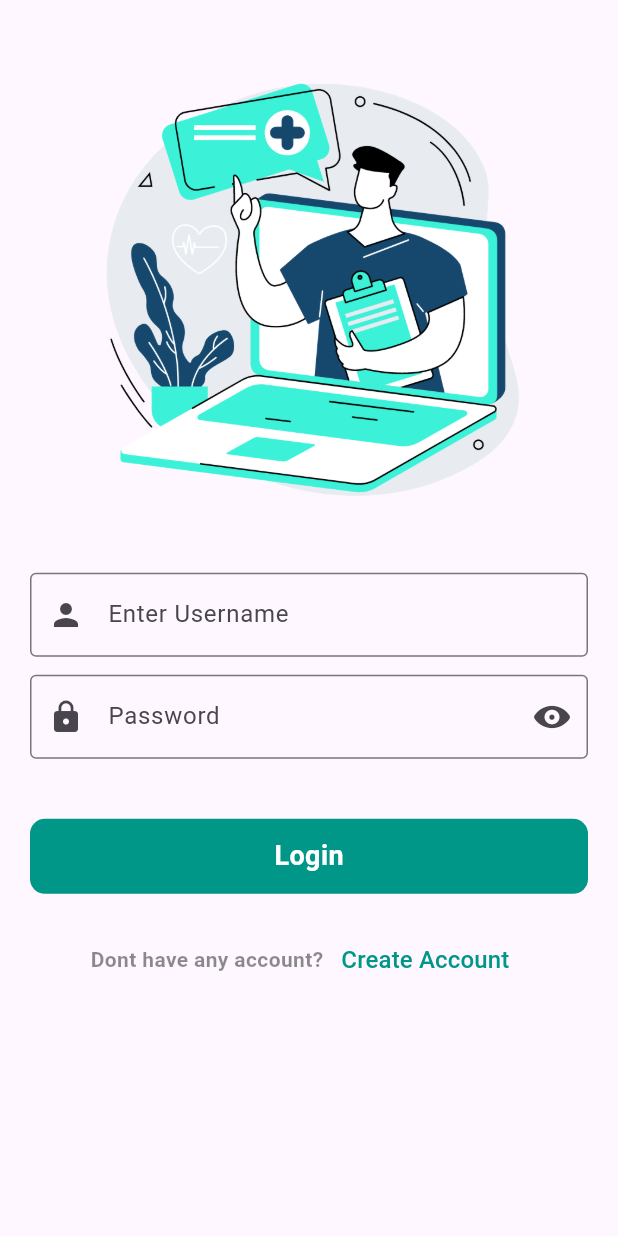
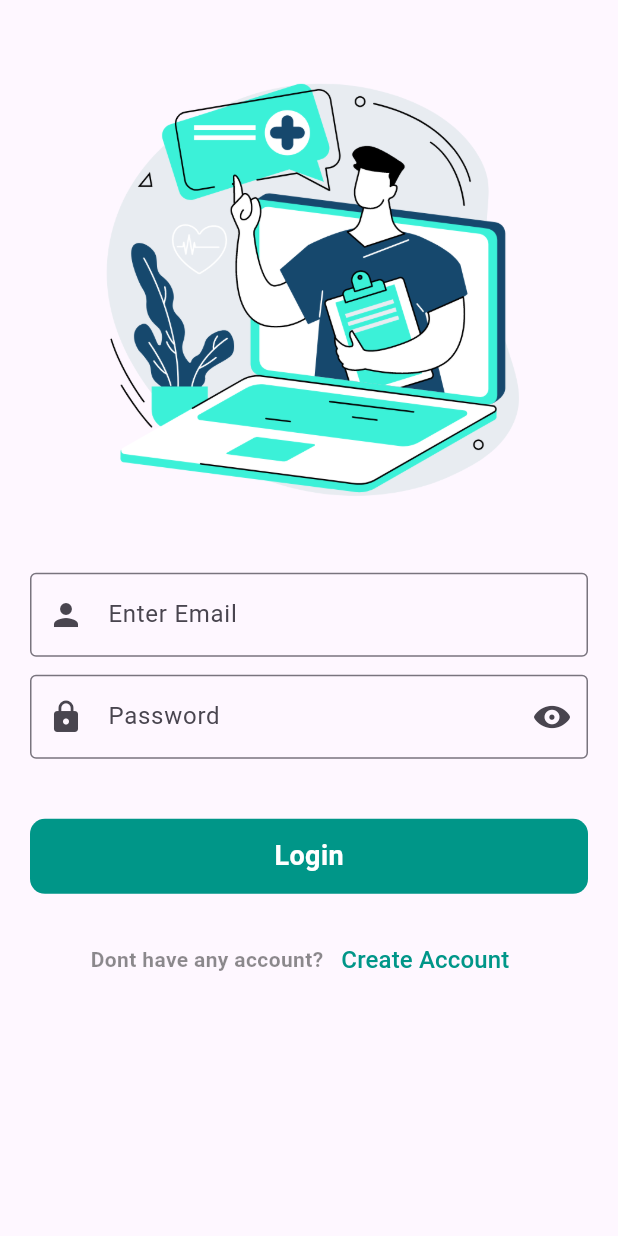
Before and after one commit to abdulrhmanGhandour/medic-app, a Flutter app: the screen it shows after launch, after a tap on "login", on a phone screen of 412 x 824 dp. Run offline on Flutter 3.47's test engine with Material 3 defaults, Android fonts, the phone set to English and light mode, and no system bars; our stand-ins replace bloc, firebase_auth, firebase_core, flutter_bloc, go_router; accounts and stored records are empty.

Commit message:
doctor regester anf login cubits done

```diff
--- a/lib/features/Authentication/presanteion/view/widgets/doctor_login_view_body.dart
+++ b/lib/features/Authentication/presanteion/view/widgets/doctor_login_view_body.dart
@@ -1,20 +1,39 @@
 import 'package:flutter/cupertino.dart';
 import 'package:flutter/material.dart';
+import 'package:flutter_bloc/flutter_bloc.dart';
 import 'package:go_router/go_router.dart';
 import 'package:medicapp/core/utls/app_router.dart';
 import 'package:medicapp/core/utls/assets.dart';
 import 'package:medicapp/core/utls/colors.dart';
 import 'package:medicapp/core/utls/widgets/custom_text_button.dart';
+import 'package:medicapp/core/utls/widgets/show_snak_bar.dart';
+import 'package:medicapp/features/Authentication/presanteion/manger/authentication%20cubit/authentication_cubit.dart';
 import 'package:medicapp/features/Authentication/presanteion/view/widgets/custom_question_widget.dart';
 import 'package:medicapp/features/Authentication/presanteion/view/widgets/custom_text_feild.dart';
+
+GlobalKey<FormState> formKey = GlobalKey();
+String? password, email;
 
 class DoctorLoginViewBody extends StatelessWidget {
   const DoctorLoginViewBody({super.key});
 
   @override
   Widget build(BuildContext context) {
+    return BlocConsumer<AuthenticationCubit, AuthenticationState>(
+      listener: (context, state) {
+        if (state is LoginLoding) {
+        } else if (state is LoginSuccess) {
+          showSnackBar(context, 'Success');
+          GoRouter.of(context).push(AppRouter.kDoctorHomeView);
+        } else if (state is LoginFailure) {
+          showSnackBar(context, state.errMessage);
+        }
+      },
+      builder: (context, state) {
         return Padding(
           padding: const EdgeInsets.symmetric(horizontal: 20, vertical: 40),
+          child: Form(
+            key: formKey,
             child: SingleChildScrollView(
               child: Column(
                 children: [
@@ -24,28 +43,39 @@ class DoctorLoginViewBody extends StatelessWidget {
                   const SizedBox(
                     height: 30,
                   ),
-            const CustomTextFeild(
-              text: 'Enter Username',
-              prefixIcon: Icon(Icons.person),
+                  CustomTextFeild(
+                    text: 'Enter Email',
+                    prefixIcon: const Icon(Icons.person),
+                    onChanged: (data) {
+                      email = data;
+                    },
                   ),
                   const SizedBox(
                     height: 12,
                   ),
-            const CustomTextFeild(
+                  CustomTextFeild(
                     text: 'Password',
-              prefixIcon: Icon(Icons.lock),
+                    prefixIcon: const Icon(Icons.lock),
                     obscureText: true,
-              suffixIcon: Icon(CupertinoIcons.eye_fill) ,
+                    suffixIcon: const Icon(CupertinoIcons.eye_fill),
+                    onChanged: (data) {
+                      password = data;
+                    },
                   ),
                   const SizedBox(
                     height: 40,
                   ),
                   CustomTextButton(
                     text: 'Login',
-
                     color: ColorData.kSecndoryColor,
                     onTap: () {
-                 GoRouter.of(context).push(AppRouter.kDoctorHomeView);
+                      if (formKey.currentState!.validate()) {
+                      BlocProvider.of<AuthenticationCubit>(context)
+                          .loginUser(
+                        email: email!,
+                        password: password!,
+                      );
+                      }
                     },
                   ),
                   const SizedBox(
@@ -54,7 +84,7 @@ class DoctorLoginViewBody extends StatelessWidget {
                   CustomQuestionWidget(
                     text: 'Dont have any account?',
                     text2: 'Create Account',
-              textColor:ColorData.kSecndoryColor,
+                    textColor: ColorData.kSecndoryColor,
                     onPressed: () {
                       GoRouter.of(context).push(AppRouter.kDoctorSingUpView);
                     },
@@ -62,6 +92,9 @@ class DoctorLoginViewBody extends StatelessWidget {
                 ],
               ),
             ),
+          ),
+        );
+      },
     );
   }
 }
--- a/lib/features/Authentication/presanteion/view/widgets/login_view_body.dart
+++ b/lib/features/Authentication/presanteion/view/widgets/login_view_body.dart
@@ -22,6 +22,7 @@ class LoginViewBody extends StatelessWidget {
     return BlocConsumer<AuthenticationCubit, AuthenticationState>(
       listener: (context, state) {
         if (state is LoginLoding) {
+
         } else if (state is LoginSuccess) {
           showSnackBar(context, 'Success');
           GoRouter.of(context).push(AppRouter.kClinicsView);
```
Also changed, not shown: lib/features/Authentication/presanteion/manger/authentication cubit/authentication_cubit.dart (+10 -2 lines), lib/features/Authentication/presanteion/view/widgets/doctor_sing_up_view_body.dart (+45 -8 lines). Lines whose indentation alone changed are shown as unchanged.
